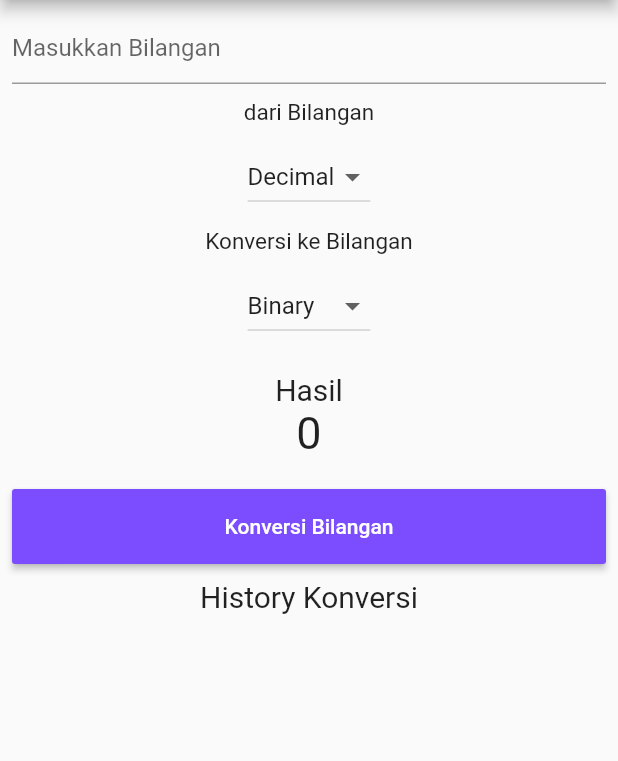
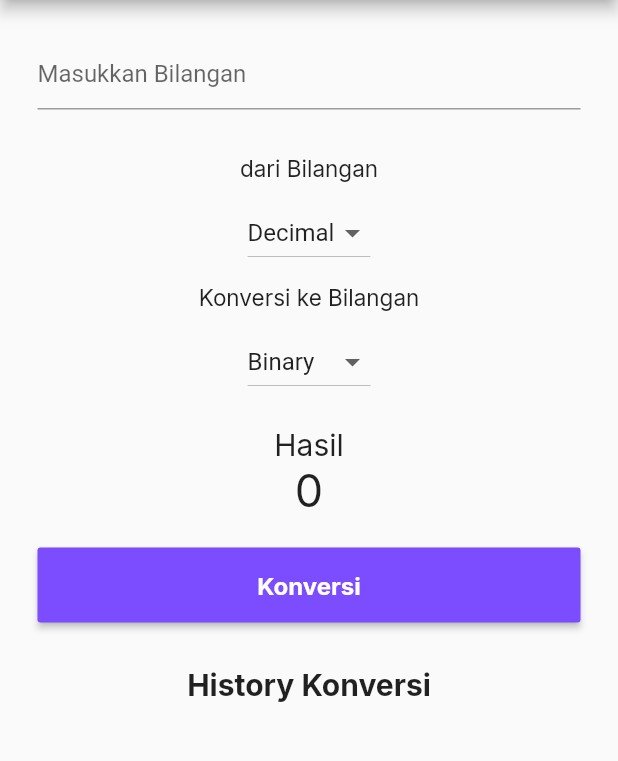
Before and after one commit to rezarinaldi/konverter_bilangan, a Flutter app: the screen it shows after launch, on a phone screen of 412 x 824 dp, the part 84-845 px from its top. Run offline on Flutter 3.47's test engine with Material 2 defaults, Android fonts, the phone set to English and light mode, and no system bars; our stand-ins replace google_fonts.

Commit message:
add google fonts, pindah posisi const, update margin container

```diff
--- a/lib/convert.dart
+++ b/lib/convert.dart
@@ -1,9 +1,13 @@
 import 'package:flutter/material.dart';
+import 'package:google_fonts/google_fonts.dart';
 
 class Convert extends StatelessWidget {
+  const Convert({
+    Key key,
+    @required this.convertHandler,
+  });
+
   final Function convertHandler;
-
-  const Convert({Key key, @required this.convertHandler});
 
   @override
   Widget build(BuildContext context) {
@@ -14,7 +18,13 @@ class Convert extends StatelessWidget {
         onPressed: convertHandler,
         color: Colors.deepPurpleAccent,
         textColor: Colors.white,
-        child: Text("Konversi Bilangan"),
+        child: Text(
+          "Konversi",
+          style: GoogleFonts.inter(
+            fontSize: 16,
+            fontWeight: FontWeight.bold,
+          ),
+        ),
       ),
     );
   }
--- a/lib/dropdown.dart
+++ b/lib/dropdown.dart
@@ -1,16 +1,16 @@
 import 'package:flutter/material.dart';
 
 class Dropdown extends StatelessWidget {
-  final List<String> listView;
-  final String newValue;
-  final Function newMethod;
-
   const Dropdown({
     Key key,
     this.listView,
     this.newValue,
     this.newMethod,
   }) : super(key: key);
+
+  final List<String> listView;
+  final String newValue;
+  final Function newMethod;
 
   @override
   Widget build(BuildContext context) {
--- a/lib/history.dart
+++ b/lib/history.dart
@@ -1,11 +1,13 @@
-import 'dart:ui';
-
 import 'package:flutter/material.dart';
+import 'package:google_fonts/google_fonts.dart';
 
 class History extends StatelessWidget {
+  const History({
+    Key key,
+    @required this.listViewItem,
+  }) : super(key: key);
+
   final List<String> listViewItem;
-
-  const History({Key key, @required this.listViewItem}) : super(key: key);
 
   @override
   Widget build(BuildContext context) {
@@ -15,7 +17,9 @@ class History extends StatelessWidget {
           margin: EdgeInsets.all(10),
           child: Text(
             value,
-            style: TextStyle(fontSize: 15),
+            style: GoogleFonts.inter(
+              fontSize: 15,
+            ),
           ),
         );
       }).toList(),
--- a/lib/input.dart
+++ b/lib/input.dart
@@ -2,18 +2,20 @@ import 'package:flutter/material.dart';
 import 'package:flutter/services.dart';
 
 class Input extends StatelessWidget {
-  final TextEditingController etDecimal;
-
   const Input({
     Key key,
     @required this.etDecimal,
   }) : super(key: key);
 
+  final TextEditingController etDecimal;
+
   @override
   Widget build(BuildContext context) {
     return TextFormField(
       controller: etDecimal,
-      decoration: const InputDecoration(hintText: "Masukkan Bilangan"),
+      decoration: const InputDecoration(
+        hintText: "Masukkan Bilangan",
+      ),
       keyboardType: TextInputType.number,
       inputFormatters: <TextInputFormatter>[
         FilteringTextInputFormatter.digitsOnly
--- a/lib/main.dart
+++ b/lib/main.dart
@@ -1,4 +1,5 @@
 import 'package:flutter/material.dart';
+import 'package:google_fonts/google_fonts.dart';
 import 'input.dart';
 import 'result.dart';
 import 'convert.dart';
@@ -146,16 +147,21 @@ class _MyAppState extends State<MyApp> {
           title: Text("Konverter Bilangan"),
         ),
         body: Container(
-          margin: EdgeInsets.all(8),
+          margin: EdgeInsets.all(25),
           child: Column(
             mainAxisAlignment: MainAxisAlignment.spaceBetween,
             children: <Widget>[
               Input(etDecimal: etDecimal),
               Container(
-                margin: EdgeInsets.only(top: 10, bottom: 10),
+                margin: EdgeInsets.only(
+                  top: 30,
+                  bottom: 10,
+                ),
                 child: Text(
                   "dari Bilangan",
-                  style: TextStyle(fontSize: 15),
+                  style: GoogleFonts.inter(
+                    fontSize: 15,
+                  ),
                 ),
               ),
               Dropdown(
@@ -164,10 +170,15 @@ class _MyAppState extends State<MyApp> {
                 newMethod: dropdownOnChanged,
               ),
               Container(
-                margin: EdgeInsets.only(top: 10, bottom: 10),
+                margin: EdgeInsets.only(
+                  top: 10,
+                  bottom: 10,
+                ),
                 child: Text(
                   "Konversi ke Bilangan",
-                  style: TextStyle(fontSize: 15),
+                  style: GoogleFonts.inter(
+                    fontSize: 15,
+                  ),
                 ),
               ),
               Dropdown(
@@ -180,10 +191,16 @@ class _MyAppState extends State<MyApp> {
               ),
               Convert(convertHandler: _konversiBilangan),
               Container(
-                margin: EdgeInsets.only(top: 10, bottom: 10),
+                margin: EdgeInsets.only(
+                  top: 30,
+                  bottom: 10,
+                ),
                 child: Text(
                   "History Konversi",
-                  style: TextStyle(fontSize: 20),
+                  style: GoogleFonts.inter(
+                    fontSize: 20,
+                    fontWeight: FontWeight.bold,
+                  ),
                 ),
               ),
               Expanded(
--- a/lib/result.dart
+++ b/lib/result.dart
@@ -1,24 +1,35 @@
 import 'package:flutter/material.dart';
+import 'package:google_fonts/google_fonts.dart';
 
 class Result extends StatelessWidget {
+  const Result({
+    Key key,
+    @required this.result,
+  }) : super(key: key);
+
   final int result;
-
-  const Result({Key key, @required this.result}) : super(key: key);
 
   @override
   Widget build(BuildContext context) {
     return Container(
-      margin: EdgeInsets.only(top: 20, bottom: 20),
+      margin: EdgeInsets.only(
+        top: 20,
+        bottom: 20,
+      ),
       child: Column(
         mainAxisAlignment: MainAxisAlignment.center,
         children: [
           Text(
             "Hasil",
-            style: TextStyle(fontSize: 20),
+            style: GoogleFonts.inter(
+              fontSize: 20,
+            ),
           ),
           Text(
             result.toStringAsFixed(0),
-            style: TextStyle(fontSize: 30),
+            style: GoogleFonts.inter(
+              fontSize: 30,
+            ),
           )
         ],
       ),
```
Also changed, not shown: pubspec.yaml (+1 -9 lines), img/konverter_bilangan.png (added), pubspec.lock, 1 other file.
